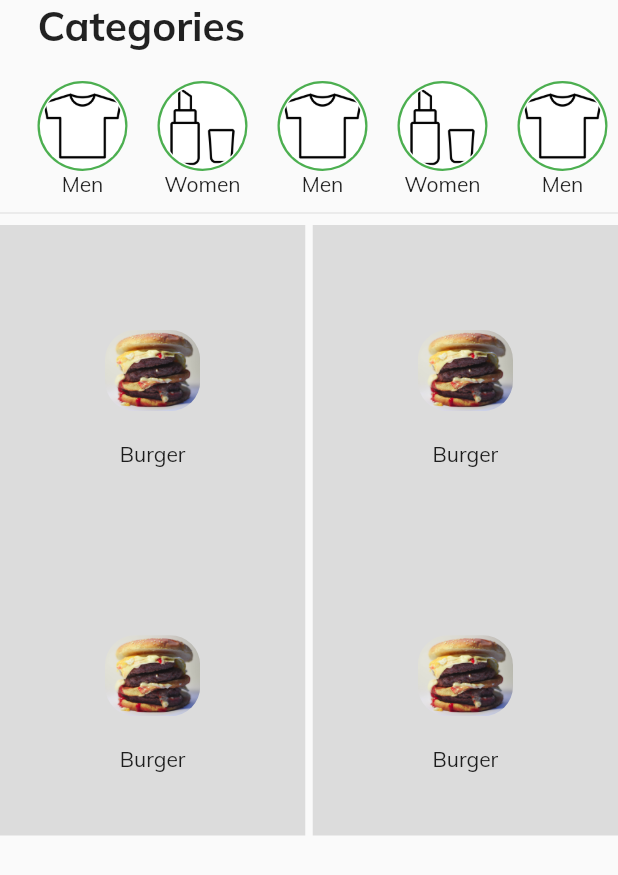
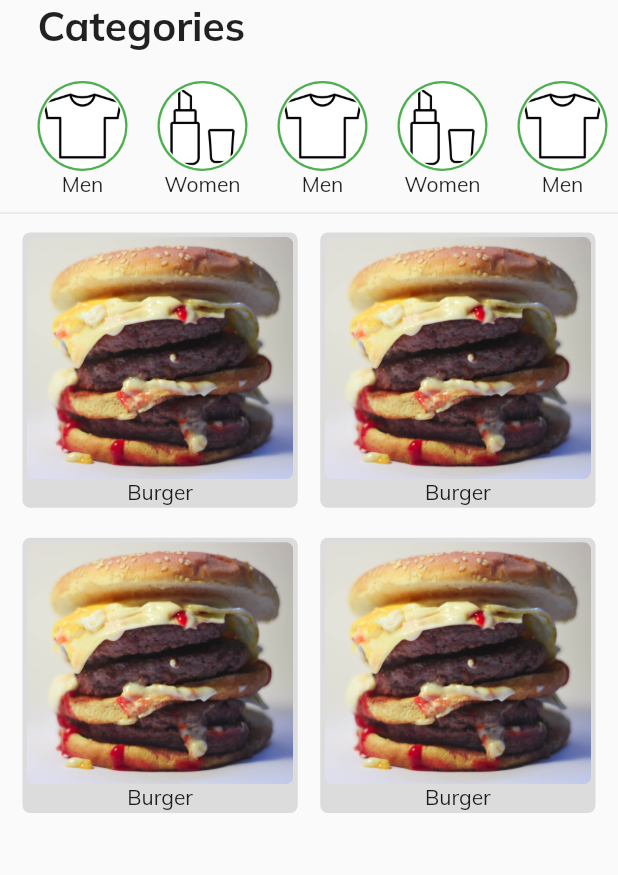
Before and after one commit to DanielLokk/e-commerce_app, a Flutter app: the screen it shows after launch, on a phone screen of 412 x 824 dp. Shown: the top 875 px of the screen. Run offline on Flutter 3.47's test engine with Material 2 defaults, Android fonts, the phone set to English and light mode, and no system bars; our stand-ins replace google_fonts; missing offline and left inert: flappy_search_bar.

Commit message:
fixed error launching

```diff
--- a/lib/src/config/routes.dart
+++ b/lib/config/routes.dart
@@ -1,4 +1,4 @@
-import 'package:ecommerceapp/src/pages/home.dart';
+import 'package:ecommerceapp/pages/home.dart';
 import 'package:flutter/material.dart';
 
 class Routes {
--- a/lib/main.dart
+++ b/lib/main.dart
@@ -1,7 +1,7 @@
-import 'package:ecommerceapp/src/pages/home.dart';
+import 'package:ecommerceapp/pages/home.dart';
 import 'package:flutter/material.dart';
 import 'package:google_fonts/google_fonts.dart';
-import 'src/themes/theme.dart';
+import 'themes/theme.dart';
 
 void main() => runApp(MyApp());
 
--- a/lib/src/models/category.dart
+++ b/lib/models/category.dart
@@ -1,4 +1,4 @@
-import 'package:ecommerceapp/src/models/post.dart';
+import 'package:ecommerceapp/models/post.dart';
 import 'package:flutter/material.dart';
 
 class Category {
--- a/lib/src/models/comment.dart
+++ b/lib/models/comment.dart
@@ -1,4 +1,4 @@
-import 'package:ecommerceapp/src/models/user.dart';
+import 'package:ecommerceapp/models/user.dart';
 
 class Comment {
   String comment;
--- /dev/null
+++ b/lib/models/global.dart
@@ -0,0 +1,25 @@
+import 'package:ecommerceapp/models/category.dart';
+import 'package:ecommerceapp/models/post.dart';
+import 'package:ecommerceapp/models/user.dart';
+import 'package:flutter/material.dart';
+
+User user = new User("username", AssetImage("lib/assets/profile1.jpg"), [], []);
+
+Post post1 = new Post(AssetImage("lib/assets/product1.jpg"), user,
+    "description", DateTime.now(), [], [], false, false);
+
+List<Category> categories = [
+  new Category("Men", [post1], AssetImage("lib/assets/tshirt1.png")),
+  new Category("Women", [post1], AssetImage("lib/assets/lipstick.png")),
+  new Category("Men", [post1], AssetImage("lib/assets/tshirt1.png")),
+  new Category("Women", [post1], AssetImage("lib/assets/lipstick.png")),
+  new Category("Men", [post1], AssetImage("lib/assets/tshirt1.png")),
+  new Category("Women", [post1], AssetImage("lib/assets/lipstick.png")),
+];
+
+List<Post> listPosts = [
+  post1,
+  post1,
+  post1,
+  post1,
+];
--- a/lib/src/pages/home.dart
+++ b/lib/pages/home.dart
@@ -1,9 +1,7 @@
-import 'dart:html';
-
-import 'package:ecommerceapp/src/models/category.dart';
-import 'package:ecommerceapp/src/models/post.dart';
+import 'package:ecommerceapp/models/category.dart';
+import 'package:ecommerceapp/models/post.dart';
 import 'package:flutter/material.dart';
-import 'package:ecommerceapp/src/models/global.dart';
+import 'package:ecommerceapp/models/global.dart';
 import 'package:google_fonts/google_fonts.dart';
 
 class Home extends StatefulWidget {
@@ -37,10 +35,11 @@ class _HomeState extends State<Home> {
                   ),
                   Divider(),
                   GridView.builder(
+                    padding: EdgeInsets.symmetric(horizontal: 15, vertical: 5),
                     gridDelegate: SliverGridDelegateWithFixedCrossAxisCount(
                         crossAxisCount: 2,
-                        crossAxisSpacing: 5.0,
-                        mainAxisSpacing: 0.0),
+                        crossAxisSpacing: 15.0,
+                        mainAxisSpacing: 20.0),
                     itemCount: listPosts.length,
                     shrinkWrap: true,
                     itemBuilder: (context, index) =>
@@ -133,8 +132,11 @@ class _HomeState extends State<Home> {
 
   Widget getPost(BuildContext context, Post post, int index) {
     return Container(
-      decoration: BoxDecoration(color: Colors.black12),
-      padding: EdgeInsets.all(50),
+      decoration: BoxDecoration(
+        color: Colors.black12,
+        borderRadius: BorderRadius.circular(5),
+      ),
+      padding: EdgeInsets.all(3),
       child: Stack(
         children: [
           Column(
@@ -142,9 +144,8 @@ class _HomeState extends State<Home> {
               AspectRatio(
                 aspectRatio: 1.1,
                 child: Container(
-                  margin: EdgeInsets.all(20),
                   decoration: BoxDecoration(
-                    borderRadius: BorderRadius.circular(20),
+                    borderRadius: BorderRadius.circular(5),
                     image: DecorationImage(
                         alignment: FractionalOffset.topCenter,
                         fit: BoxFit.cover,
--- a/lib/src/pages/searchbar.dart
+++ b/lib/pages/searchbar.dart
@@ -1,4 +1,4 @@
-import 'package:ecommerceapp/src/themes/theme1.dart';
+import 'package:ecommerceapp/themes/theme1.dart';
 import 'package:flappy_search_bar/flappy_search_bar.dart';
 import 'package:flappy_search_bar/search_bar_style.dart';
 import 'package:flutter/material.dart';
--- a/lib/src/models/global.dart
+++ /dev/null
@@ -1,26 +0,0 @@
-import 'package:ecommerceapp/src/models/category.dart';
-import 'package:ecommerceapp/src/models/post.dart';
-import 'package:ecommerceapp/src/models/user.dart';
-import 'package:flutter/material.dart';
-
-User user =
-    new User("username", AssetImage("lib/src/assets/profile1.jpg"), [], []);
-
-Post post1 = new Post(AssetImage("lib/src/assets/product1.jpg"), user,
-    "description", DateTime.now(), [], [], false, false);
-
-List<Category> categories = [
-  new Category("Men", [post1], AssetImage("lib/src/assets/tshirt1.png")),
-  new Category("Women", [post1], AssetImage("lib/src/assets/lipstick.png")),
-  new Category("Men", [post1], AssetImage("lib/src/assets/tshirt1.png")),
-  new Category("Women", [post1], AssetImage("lib/src/assets/lipstick.png")),
-  new Category("Men", [post1], AssetImage("lib/src/assets/tshirt1.png")),
-  new Category("Women", [post1], AssetImage("lib/src/assets/lipstick.png")),
-];
-
-List<Post> listPosts = [
-  post1,
-  post1,
-  post1,
-  post1,
-];
```
Also changed, not shown: pubspec.yaml (+4 -4 lines), lib/assets/lipstick.png (renamed from lib/src/assets/lipstick.png), lib/assets/product1.jpg (renamed from lib/src/assets/product1.jpg), lib/assets/profile1.jpg (renamed from lib/src/assets/profile1.jpg), lib/assets/tshirt1.png (renamed from lib/src/assets/tshirt1.png), lib/models/post.dart (renamed from lib/src/models/post.dart), lib/models/user.dart (renamed from lib/src/models/user.dart), lib/themes/theme.dart (renamed from lib/src/themes/theme.dart), lib/themes/theme1.dart (renamed from lib/src/themes/theme1.dart).
